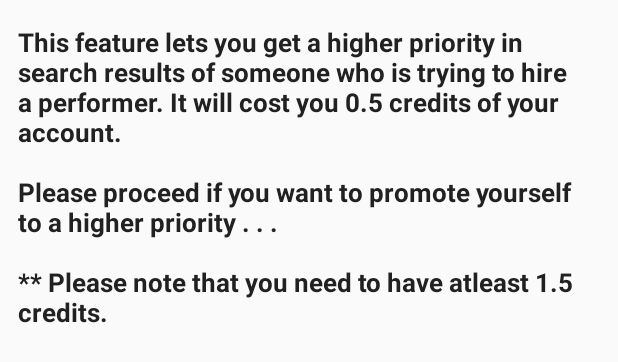
After one commit to swaroop-nath/Stazy, an Android app: the layout dialog_buy_priority.xml on its own in the app's theme, with its tools: preview values and no code run, on a phone screen of 412 x 824 dp. The commit adds this screen. Shown: the top 362 px of the screen. Run offline under Robolectric (Android 15) with nearby library versions, the phone set to English and light mode, and no system bars.

Commit message:
Priority Earn module integrated. Caught bug - orderBy("priority", Direction.DESCENDING) not working. Next work - Complete the shortlist and hire module.
Date - 10/03/2019

```diff
--- a/app/src/main/java/in/stazy/stazy/datamanagerhotel/DataManager.java
+++ b/app/src/main/java/in/stazy/stazy/datamanagerhotel/DataManager.java
@@ -73,4 +73,8 @@ public interface DataManager extends Serializable {
     String getUID();
 
     void setUID(String uid);
+
+    double getDoubleRating();
+
+    void setDoubleRating(double doubleRating);
 }
--- a/app/src/main/java/in/stazy/stazy/hotelend/HirePerformer.java
+++ b/app/src/main/java/in/stazy/stazy/hotelend/HirePerformer.java
@@ -227,6 +227,8 @@ public class HirePerformer extends AppCompatActivity implements CustomOnComplete
 
     private void downloadDataNow(String typeChosen, String genreChosen) {
         childReference = baseReference.document(typeChosen).collection(genreChosen);
+        //TODO: Set one more clause: where credits > 1.1
+//        Query alphabeticalQuery = childReference.orderBy("priority", Query.Direction.DESCENDING);
         Query alphabeticalQuery = childReference.orderBy("name");
         alphabeticalQuery.get().addOnCompleteListener(new CustomTaskCompletioner(this, typeChosen, genreChosen));
     }
--- /dev/null
+++ b/app/src/main/res/layout/dialog_buy_priority.xml
@@ -0,0 +1,20 @@
+<?xml version="1.0" encoding="utf-8"?>
+<android.support.constraint.ConstraintLayout xmlns:android="http://schemas.android.com/apk/res/android"
+    android:layout_width="match_parent"
+    android:layout_height="match_parent"
+    xmlns:app="http://schemas.android.com/apk/res-auto">
+
+    <TextView
+        android:layout_width="match_parent"
+        android:layout_height="wrap_content"
+        app:layout_constraintTop_toTopOf="parent"
+        app:layout_constraintStart_toStartOf="parent"
+        app:layout_constraintEnd_toEndOf="parent"
+        android:layout_marginTop="16dp"
+        android:layout_marginStart="12dp"
+        android:layout_marginEnd="12dp"
+        android:text="@string/buy_priority_prompt"
+        android:textSize="@dimen/text_size_normal"
+        android:textColor="@color/colorPrimaryText"
+        android:textStyle="bold"/>
+</android.support.constraint.ConstraintLayout>
--- a/app/src/main/res/values/ids.xml
+++ b/app/src/main/res/values/ids.xml
@@ -373,4 +373,7 @@
         activity_hotel_main_explore_view_pager
     </item>
     <item name="view_pager_item_image_view" type="id">view_pager_item_imager_view</item>
+    <item name="activity_main_performer_buy_priority_fab" type="id">
+        activity_main_performer_buy_priority
+    </item>
 </resources>
--- a/app/src/main/res/values/strings.xml
+++ b/app/src/main/res/values/strings.xml
@@ -122,5 +122,11 @@
         <item>New Delhi</item>
     </string-array>
 
+    <string name="buy_priority_prompt">
+        This feature lets you get a higher priority in search results of someone who is trying to hire a performer. It will cost you 0.5 credits of your account.
+    \n\nPlease proceed if you want to promote yourself to a higher priority . . .
+        \n\n** Please note that you need to have atleast 1.5 credits.
+    </string>
+
 
 </resources>
```
Also changed, not shown: app/src/main/java/in/stazy/stazy/authflow/SignUpActivity.java (+7 -3 lines), app/src/main/java/in/stazy/stazy/datamanagerhotel/ComedianData.java (+12 -0 lines), app/src/main/java/in/stazy/stazy/datamanagerhotel/MucisianData.java (+12 -0 lines), app/src/main/java/in/stazy/stazy/datamanagerhotel/OtherData.java (+13 -1 lines), app/src/main/java/in/stazy/stazy/datamanagerperformer/PerformerData.java (+22 -2 lines), app/src/main/java/in/stazy/stazy/performerend/DialogEarnPriority.java (added, +99 -0 lines), app/src/main/java/in/stazy/stazy/performerend/MainActivityPerformer.java (+4 -5 lines), app/src/main/java/in/stazy/stazy/performerend/PerformerProfile.java (+14 -3 lines), app/src/main/res/layout/activity_performer_profile.xml (+32 -21 lines).
